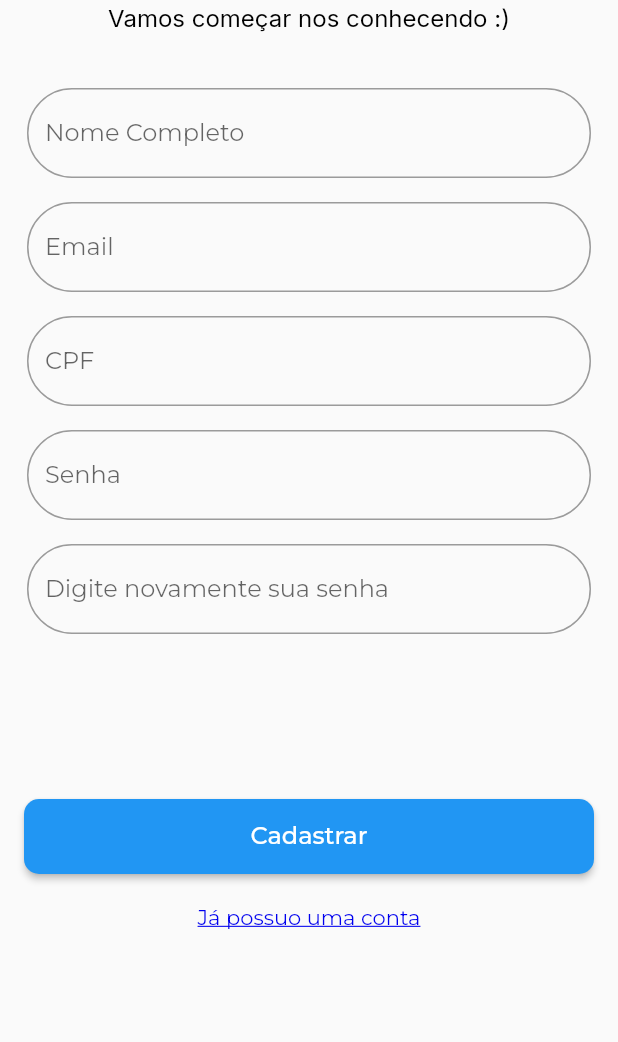
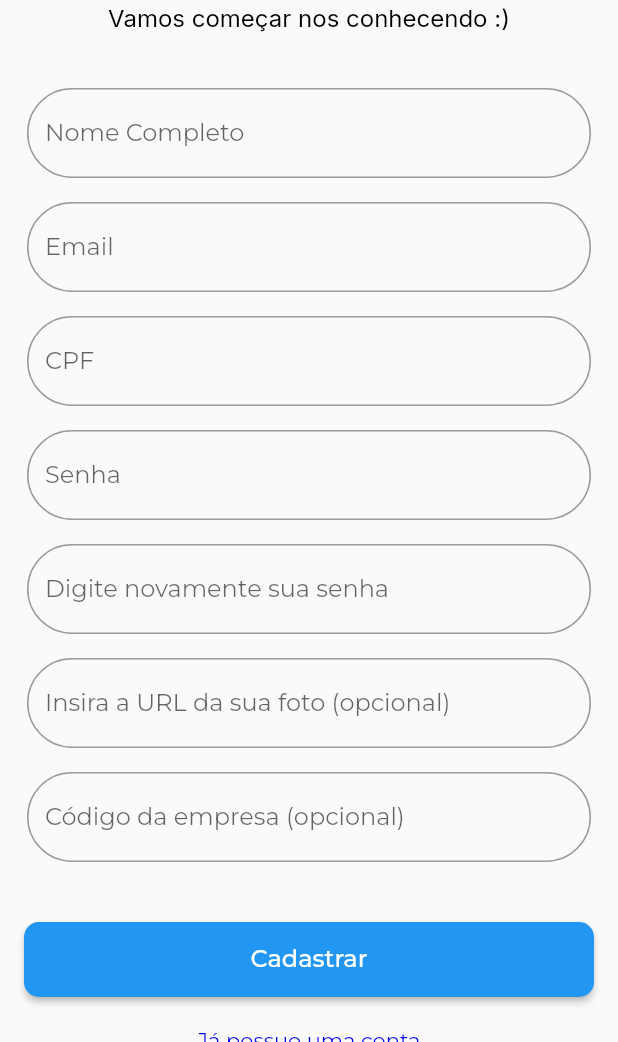
Before and after one commit to MatheusFinatto/flutter_application_1, a Flutter app: the screen it shows after launch, on a phone screen of 412 x 824 dp, the part 194-1236 px from its top. Run offline on Flutter 3.47's test engine with Material 2 defaults, Android fonts, the phone set to English and light mode, and no system bars; our stand-ins replace cloud_firestore, firebase_auth, firebase_core, google_fonts, image_picker; missing offline and left inert: dart:ffi; accounts and stored records are empty.

Commit message:
adicionados campos no form de register

```diff
--- a/lib/screens/conta/register_page.dart
+++ b/lib/screens/conta/register_page.dart
@@ -20,6 +20,8 @@ class RegisterPageState extends State<RegisterPage> {
   final TextEditingController _passwordController = TextEditingController();
   final TextEditingController _confirmPasswordController =
       TextEditingController();
+  final TextEditingController _imageUrlController = TextEditingController();
+  final TextEditingController _empresaIdController = TextEditingController();
 
   bool state = false;
 
@@ -148,7 +150,6 @@ class RegisterPageState extends State<RegisterPage> {
                 _buildHeaderText(),
                 SizedBox(height: 30),
                 _buildInputs(),
-                SizedBox(height: 70),
                 _buildRegisterButton(),
               ],
             ),
@@ -284,6 +285,34 @@ class RegisterPageState extends State<RegisterPage> {
           ),
         ),
         Padding(
+          padding: EdgeInsets.all(8.0),
+          child: TextFormField(
+            controller: _imageUrlController,
+            obscureText: true,
+            decoration: InputDecoration(
+              labelText: "Insira a URL da sua foto (opcional)",
+              border: OutlineInputBorder(
+                borderRadius:
+                    BorderRadius.circular(50.0), // Adjust the radius as needed
+              ),
+            ),
+          ),
+        ),
+        Padding(
+          padding: EdgeInsets.all(8.0),
+          child: TextFormField(
+            controller: _empresaIdController,
+            obscureText: true,
+            decoration: InputDecoration(
+              labelText: "Código da empresa (opcional)",
+              border: OutlineInputBorder(
+                borderRadius:
+                    BorderRadius.circular(50.0), // Adjust the radius as needed
+              ),
+            ),
+          ),
+        ),
+        Padding(
           padding: EdgeInsets.only(top: 12.0),
           child:
               Text(_msgErro, style: TextStyle(color: Colors.red, fontSize: 16)),
@@ -315,7 +344,7 @@ class RegisterPageState extends State<RegisterPage> {
             );
             //Navigator.pushReplacementNamed(context, '/login');
           },
-          child: Text(
+          child: const Text(
             "Já possuo uma conta",
             style: TextStyle(
               fontSize: 14,
```
